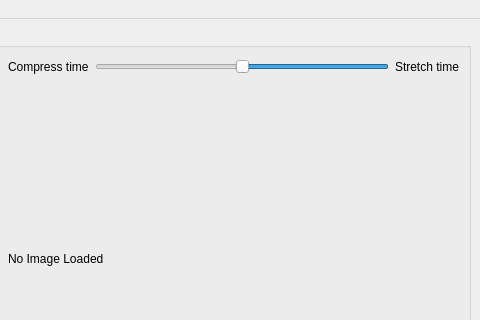
ssilburn/linescan-o-matic, file main_window.ui: the form before one commit; both pictures show x 221 to 701 and y 0 to 320 of the 701 by 480 pixel window.
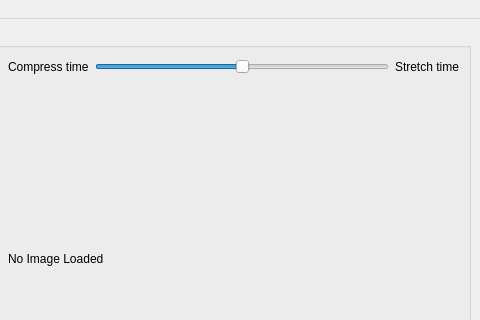
The form after the commit.

Commit message: Improve performance, particularly of auto speed detection. Fix scan speed slider bugs and make slider more intuitive. Fix annoyance when opening video loading window. Support images larger than 32766 pixels long.

What changed in the file:
```diff
--- a/main_window.ui
+++ b/main_window.ui
@@ -80,7 +80,7 @@
           <enum>Qt::Horizontal</enum>
          </property>
          <property name="invertedAppearance">
-          <bool>true</bool>
+          <bool>false</bool>
          </property>
          <property name="invertedControls">
           <bool>true</bool>
```
Left out of the diff: 2 changed lines with no effect on the pictures. The commit also changes 1 other file.
